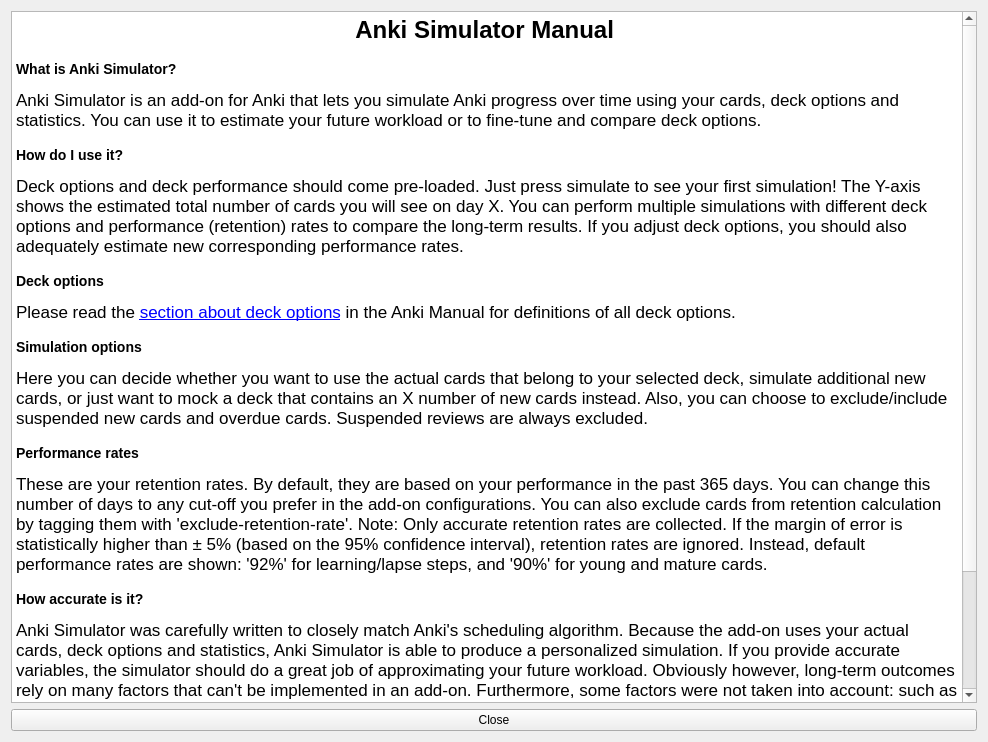
Above: designer/manual_dialog.ui from giovannihenriksen/Anki-Simulator before the change. Below: the same form after it.
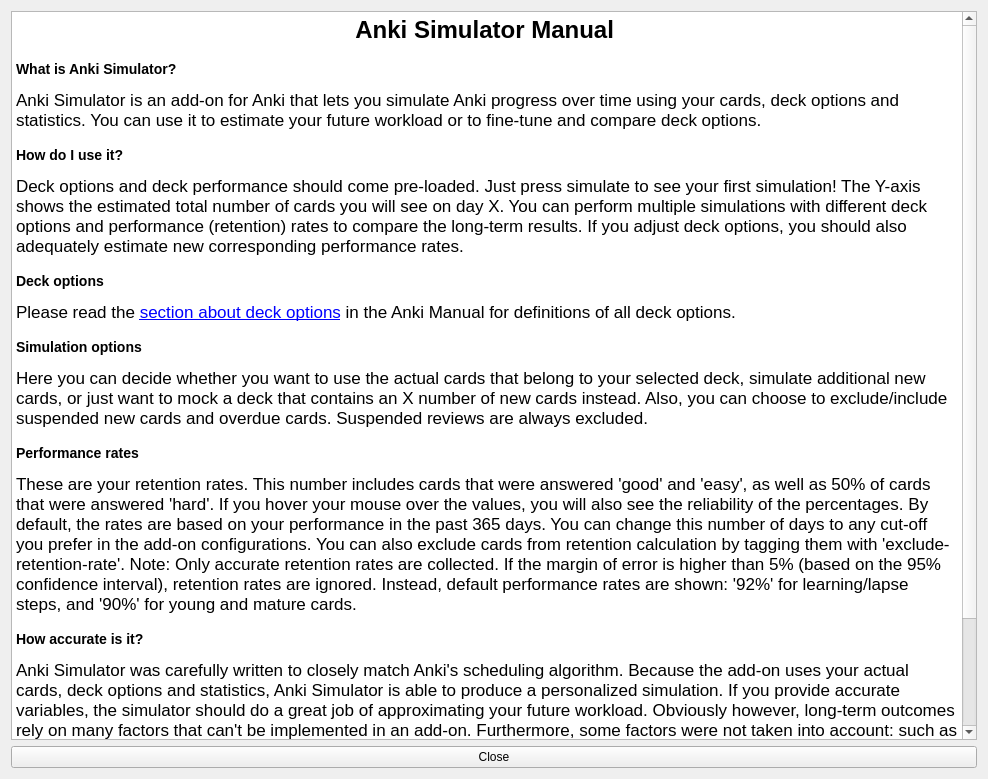
That is the form after the change.

The edit to the form file:
```diff
--- a/designer/manual_dialog.ui
+++ b/designer/manual_dialog.ui
@@ -7,7 +7,7 @@
     <x>0</x>
     <y>0</y>
     <width>988</width>
-    <height>742</height>
+    <height>779</height>
    </rect>
   </property>
   <property name="windowTitle">
@@ -31,9 +31,9 @@
 &lt;p style=&quot; margin-top:14px; margin-bottom:12px; margin-left:0px; margin-right:0px; -qt-block-indent:0; text-indent:0px;&quot;&gt;&lt;a name=&quot;simulationoptions&quot;&gt;&lt;/a&gt;&lt;span style=&quot; font-size:large; font-weight:600;&quot;&gt;S&lt;/span&gt;&lt;span style=&quot; font-size:large; font-weight:600;&quot;&gt;imulation options&lt;/span&gt; &lt;/p&gt;
 &lt;p style=&quot; margin-top:12px; margin-bottom:12px; margin-left:0px; margin-right:0px; -qt-block-indent:0; text-indent:0px;&quot;&gt;Here you can decide whether you want to use the actual cards that belong to your selected deck, simulate additional new cards, or just want to mock a deck that contains an X number of new cards instead. Also, you can choose to exclude/include suspended new cards and overdue cards. Suspended reviews are always excluded. &lt;/p&gt;
 &lt;p style=&quot; margin-top:14px; margin-bottom:12px; margin-left:0px; margin-right:0px; -qt-block-indent:0; text-indent:0px;&quot;&gt;&lt;a name=&quot;performancerates&quot;&gt;&lt;/a&gt;&lt;span style=&quot; font-size:large; font-weight:600;&quot;&gt;P&lt;/span&gt;&lt;span style=&quot; font-size:large; font-weight:600;&quot;&gt;erformance rates&lt;/span&gt; &lt;/p&gt;
-&lt;p style=&quot; margin-top:12px; margin-bottom:12px; margin-left:0px; margin-right:0px; -qt-block-indent:0; text-indent:0px;&quot;&gt;These are your retention rates. By default, they are based on your performance in the past 365 days. You can change this number of days to any cut-off you prefer in the add-on configurations. You can also exclude cards from retention calculation by tagging them with 'exclude-retention-rate'. Note: Only accurate retention rates are collected. If the margin of error is statistically higher than ± 5% (based on the 95% confidence interval), retention rates are ignored. Instead, default performance rates are shown: '92%' for learning/lapse steps, and '90%' for young and mature cards. &lt;/p&gt;
+&lt;p style=&quot; margin-top:12px; margin-bottom:12px; margin-left:0px; margin-right:0px; -qt-block-indent:0; text-indent:0px;&quot;&gt;These are your retention rates. This number includes cards that were answered 'good' and 'easy', as well as 50% of cards that were answered 'hard'. If you hover your mouse over the values, you will also see the reliability of the percentages. By default, the rates are based on your performance in the past 365 days. You can change this number of days to any cut-off you prefer in the add-on configurations. You can also exclude cards from retention calculation by tagging them with 'exclude-retention-rate'. Note: Only accurate retention rates are collected. If the margin of error is higher than 5% (based on the 95% confidence interval), retention rates are ignored. Instead, default performance rates are shown: '92%' for learning/lapse steps, and '90%' for young and mature cards. &lt;/p&gt;
 &lt;p style=&quot; margin-top:14px; margin-bottom:12px; margin-left:0px; margin-right:0px; -qt-block-indent:0; text-indent:0px;&quot;&gt;&lt;a name=&quot;howaccurateisit&quot;&gt;&lt;/a&gt;&lt;span style=&quot; font-size:large; font-weight:600;&quot;&gt;H&lt;/span&gt;&lt;span style=&quot; font-size:large; font-weight:600;&quot;&gt;ow accurate is it?&lt;/span&gt; &lt;/p&gt;
-&lt;p style=&quot; margin-top:12px; margin-bottom:12px; margin-left:0px; margin-right:0px; -qt-block-indent:0; text-indent:0px;&quot;&gt;Anki Simulator was carefully written to closely match Anki's scheduling algorithm. Because the add-on uses your actual cards, deck options and statistics, Anki Simulator is able to produce a personalized simulation. If you provide accurate variables, the simulator should do a great job of approximating your future workload. Obviously however, long-term outcomes rely on many factors that can't be implemented in an add-on. Furthermore, some factors were not taken into account: such as pressing ‘hard’ or ‘easy’ buttons. They were not implemented because they are difficult to estimate. We assume that excluding them both should balance their effects out for a large proportion. Lastly, keep in mind that your future performance rates may vary. &lt;/p&gt;
+&lt;p style=&quot; margin-top:12px; margin-bottom:12px; margin-left:0px; margin-right:0px; -qt-block-indent:0; text-indent:0px;&quot;&gt;Anki Simulator was carefully written to closely match Anki's scheduling algorithm. Because the add-on uses your actual cards, deck options and statistics, Anki Simulator is able to produce a personalized simulation. If you provide accurate variables, the simulator should do a great job of approximating your future workload. Obviously however, long-term outcomes rely on many factors that can't be implemented in an add-on. Furthermore, some factors were not taken into account: such as pressing ‘hard’ or ‘easy’ buttons. &lt;span style=&quot; font-family:'Helvetica Neue';&quot;&gt;The simulator assumes that excluding them both should balance their effects out for a large part. Lastly, keep in mind that your future performance rates may vary. &lt;/span&gt;  &lt;/p&gt;
 &lt;p style=&quot; margin-top:14px; margin-bottom:12px; margin-left:0px; margin-right:0px; -qt-block-indent:0; text-indent:0px;&quot;&gt;&lt;a name=&quot;canihelpimproveankisimulator&quot;&gt;&lt;/a&gt;&lt;span style=&quot; font-size:large; font-weight:600;&quot;&gt;C&lt;/span&gt;&lt;span style=&quot; font-size:large; font-weight:600;&quot;&gt;an I help improve Anki Simulator?&lt;/span&gt; &lt;/p&gt;
 &lt;p style=&quot; margin-top:12px; margin-bottom:12px; margin-left:0px; margin-right:0px; -qt-block-indent:0; text-indent:0px;&quot;&gt;Of course! Anki Simulator is open-source. Anyone is free to suggest new features, submit issues or file pull requests. You can find the project on &lt;a href=&quot;https://github.com/giovannihenriksen/Anki-Simulator&quot;&gt;&lt;span style=&quot; text-decoration: underline; color:#0000ff;&quot;&gt;Github&lt;/span&gt;&lt;/a&gt;.&lt;/p&gt;&lt;/body&gt;&lt;/html&gt;</string>
      </property>
```
